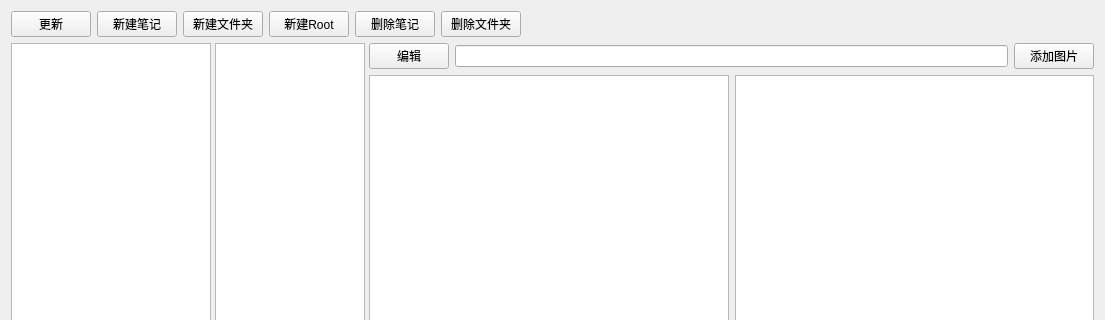
The window that GitNote.ui (pluohust/GitNote) describes before a commit, drawn with Qt 5; both pictures show x 0 to 1105 and y 0 to 320 of the 1105 by 789 pixel window.
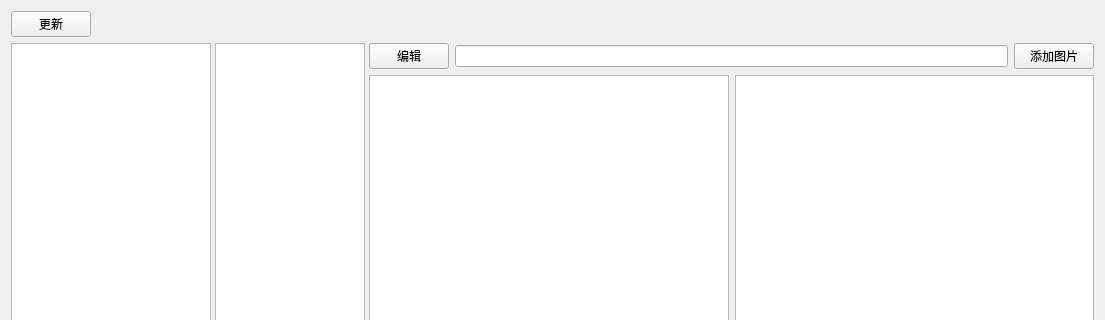
The same window after the commit.

```diff
--- a/GitNote.ui
+++ b/GitNote.ui
@@ -21,7 +21,7 @@
   </property>
   <layout class="QVBoxLayout" name="verticalLayout_2">
    <item>
-    <layout class="QHBoxLayout" name="horizontalLayout" stretch="0,0,0,0,0,0,1">
+    <layout class="QHBoxLayout" name="horizontalLayout" stretch="0,1">
      <item>
       <widget class="QPushButton" name="pushButton_update">
        <property name="text">
@@ -29,41 +29,6 @@
        </property>
       </widget>
      </item>
-     <item>
-      <widget class="QPushButton" name="pushButton_create">
-       <property name="text">
-        <string>新建笔记</string>
-       </property>
-      </widget>
-     </item>
-     <item>
-      <widget class="QPushButton" name="pushButton_createdir">
-       <property name="text">
-        <string>新建文件夹</string>
-       </property>
-      </widget>
-     </item>
-     <item>
-      <widget class="QPushButton" name="pushButton_createroot">
-       <property name="text">
-        <string>新建Root</string>
-       </property>
-      </widget>
-     </item>
-     <item>
-      <widget class="QPushButton" name="pushButton_delete">
-       <property name="text">
-        <string>删除笔记</string>
-       </property>
-      </widget>
-     </item>
-     <item>
-      <widget class="QPushButton" name="pushButton_deletedir">
-       <property name="text">
-        <string>删除文件夹</string>
-       </property>
-      </widget>
-     </item>
      <item>
       <spacer name="verticalSpacer">
        <property name="orientation">
```
Left out of the diff: 10 changed lines with no effect on the pictures.
